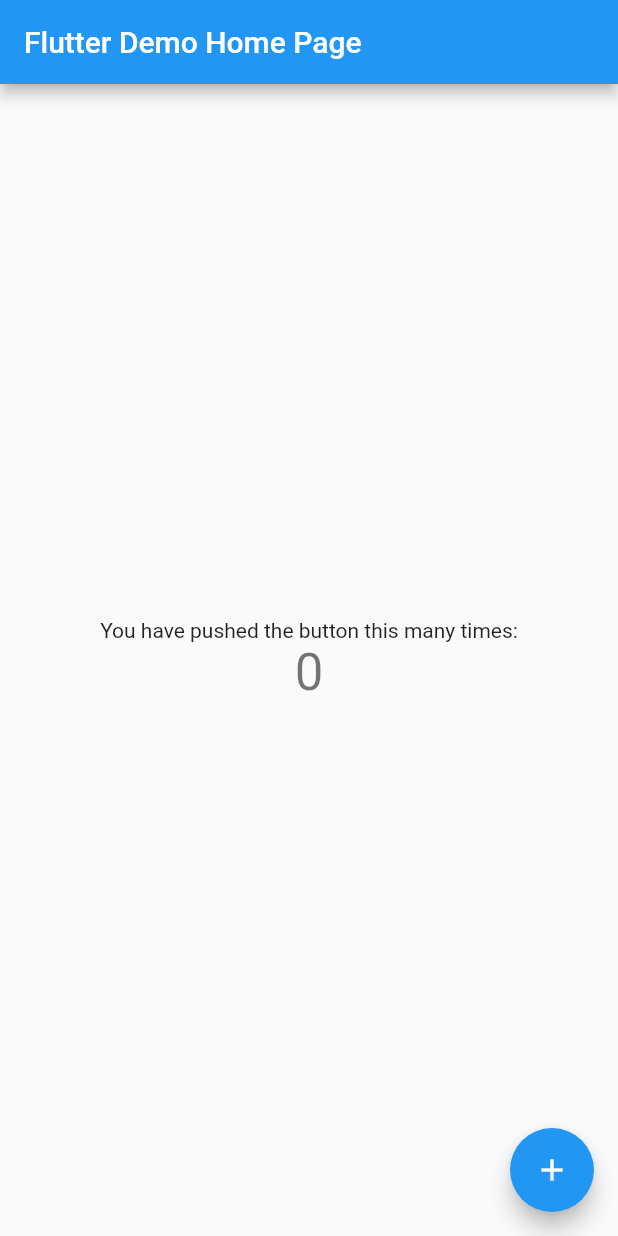
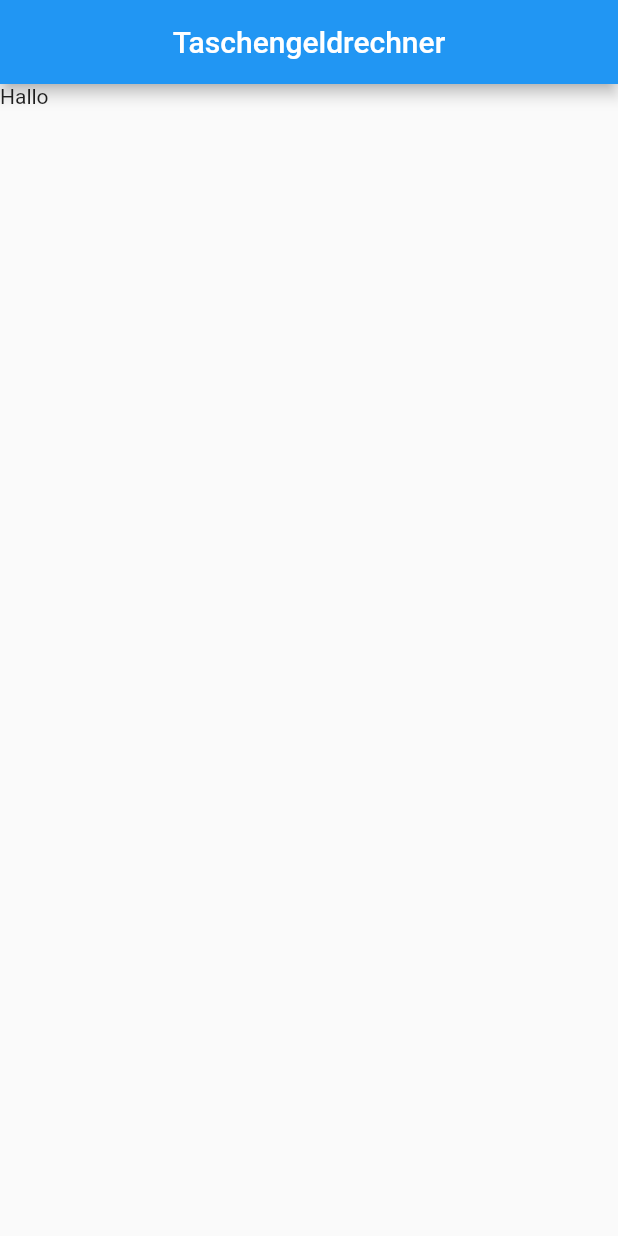
Before and after one commit to HAUDRAUFHAUN/pmoney-calc, a Flutter app: the screen it shows after launch, on a phone screen of 412 x 824 dp. Run offline on Flutter 3.47's test engine with Material 2 defaults, Android fonts, the phone set to English and light mode, and no system bars.

Commit message:
create simple basic flutter app

```diff
--- /dev/null
+++ b/pocketmoneycalc/lib/app.dart
@@ -0,0 +1,13 @@
+import 'package:flutter/material.dart';
+import 'screens/home.dart';
+import 'style.dart';
+
+
+class App extends StatelessWidget {
+  @override
+  Widget build(BuildContext context) {
+    return MaterialApp(
+      home: Home(),
+    );
+  }
+}
--- a/pocketmoneycalc/lib/main.dart
+++ b/pocketmoneycalc/lib/main.dart
@@ -1,117 +1,11 @@
 import 'package:flutter/material.dart';
+import 'app.dart';
 
-void main() {
-  runApp(MyApp());
-}
+void main() => runApp(MyApp());
 
 class MyApp extends StatelessWidget {
-  // This widget is the root of your application.
   @override
   Widget build(BuildContext context) {
-    return MaterialApp(
-      title: 'Flutter Demo',
-      theme: ThemeData(
-        // This is the theme of your application.
-        //
-        // Try running your application with "flutter run". You'll see the
-        // application has a blue toolbar. Then, without quitting the app, try
-        // changing the primarySwatch below to Colors.green and then invoke
-        // "hot reload" (press "r" in the console where you ran "flutter run",
-        // or simply save your changes to "hot reload" in a Flutter IDE).
-        // Notice that the counter didn't reset back to zero; the application
-        // is not restarted.
-        primarySwatch: Colors.blue,
-        // This makes the visual density adapt to the platform that you run
-        // the app on. For desktop platforms, the controls will be smaller and
-        // closer together (more dense) than on mobile platforms.
-        visualDensity: VisualDensity.adaptivePlatformDensity,
-      ),
-      home: MyHomePage(title: 'Flutter Demo Home Page'),
-    );
+    return App();
   }
 }
-
-class MyHomePage extends StatefulWidget {
-  MyHomePage({Key key, this.title}) : super(key: key);
-
-  // This widget is the home page of your application. It is stateful, meaning
-  // that it has a State object (defined below) that contains fields that affect
-  // how it looks.
-
-  // This class is the configuration for the state. It holds the values (in this
-  // case the title) provided by the parent (in this case the App widget) and
-  // used by the build method of the State. Fields in a Widget subclass are
-  // always marked "final".
-
-  final String title;
-
-  @override
-  _MyHomePageState createState() => _MyHomePageState();
-}
-
-class _MyHomePageState extends State<MyHomePage> {
-  int _counter = 0;
-
-  void _incrementCounter() {
-    setState(() {
-      // This call to setState tells the Flutter framework that something has
-      // changed in this State, which causes it to rerun the build method below
-      // so that the display can reflect the updated values. If we changed
-      // _counter without calling setState(), then the build method would not be
-      // called again, and so nothing would appear to happen.
-      _counter++;
-    });
-  }
-
-  @override
-  Widget build(BuildContext context) {
-    // This method is rerun every time setState is called, for instance as done
-    // by the _incrementCounter method above.
-    //
-    // The Flutter framework has been optimized to make rerunning build methods
-    // fast, so that you can just rebuild anything that needs updating rather
-    // than having to individually change instances of widgets.
-    return Scaffold(
-      appBar: AppBar(
-        // Here we take the value from the MyHomePage object that was created by
-        // the App.build method, and use it to set our appbar title.
-        title: Text(widget.title),
-      ),
-      body: Center(
-        // Center is a layout widget. It takes a single child and positions it
-        // in the middle of the parent.
-        child: Column(
-          // Column is also a layout widget. It takes a list of children and
-          // arranges them vertically. By default, it sizes itself to fit its
-          // children horizontally, and tries to be as tall as its parent.
-          //
-          // Invoke "debug painting" (press "p" in the console, choose the
-          // "Toggle Debug Paint" action from the Flutter Inspector in Android
-          // Studio, or the "Toggle Debug Paint" command in Visual Studio Code)
-          // to see the wireframe for each widget.
-          //
-          // Column has various properties to control how it sizes itself and
-          // how it positions its children. Here we use mainAxisAlignment to
-          // center the children vertically; the main axis here is the vertical
-          // axis because Columns are vertical (the cross axis would be
-          // horizontal).
-          mainAxisAlignment: MainAxisAlignment.center,
-          children: <Widget>[
-            Text(
-              'You have pushed the button this many times:',
-            ),
-            Text(
-              '$_counter',
-              style: Theme.of(context).textTheme.headline4,
-            ),
-          ],
-        ),
-      ),
-      floatingActionButton: FloatingActionButton(
-        onPressed: _incrementCounter,
-        tooltip: 'Increment',
-        child: Icon(Icons.add),
-      ), // This trailing comma makes auto-formatting nicer for build methods.
-    );
-  }
-}
--- /dev/null
+++ b/pocketmoneycalc/lib/screens/home.dart
@@ -0,0 +1,14 @@
+import 'package:flutter/material.dart';
+
+class Home extends StatelessWidget {
+  @override
+  Widget build(BuildContext context) {
+    return Scaffold(
+      appBar: AppBar(
+        title: Text('Taschengeldrechner'),
+        centerTitle: true,
+      ),
+      body: Text("Hallo"),
+    );
+  }
+}
```
Also changed, not shown: pocketmoneycalc/lib/style.dart (added).
